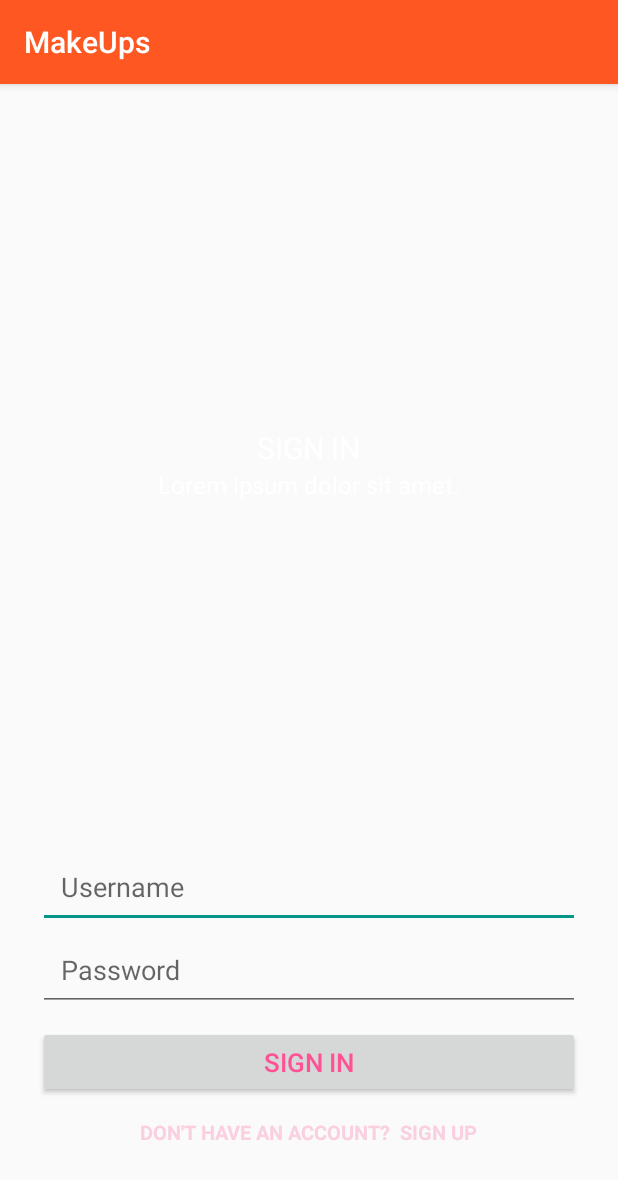
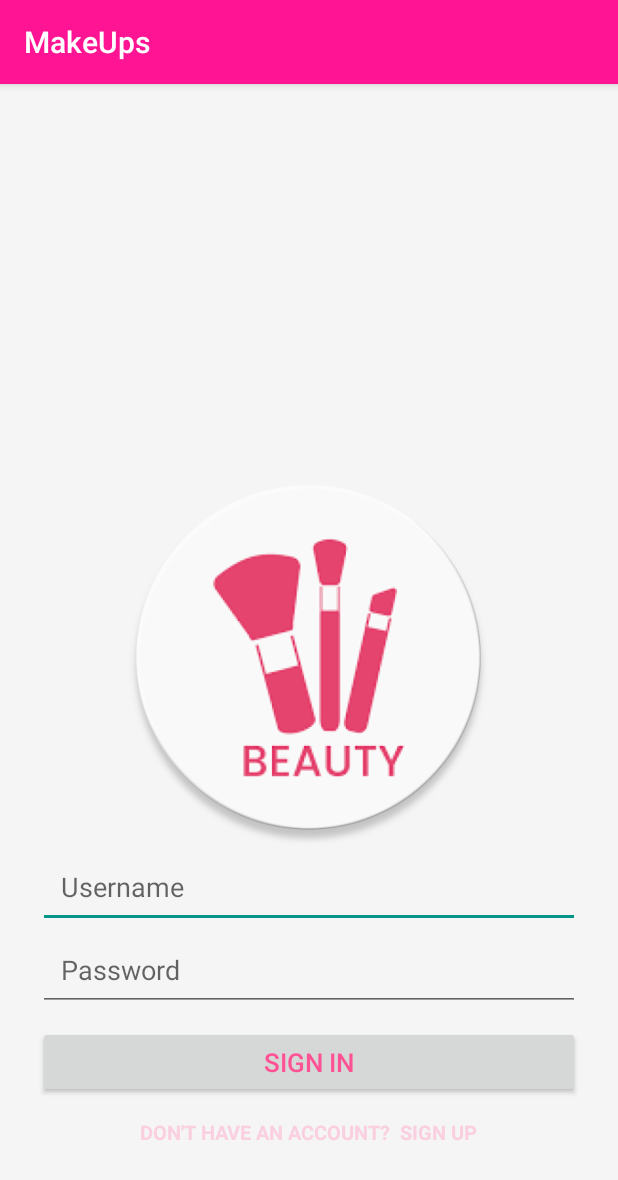
Before and after one commit to francis-mbithi/makeup, an Android app: the screen it shows after launch (LoginActivity), on a phone screen of 412 x 824 dp. Shown: the top 1180 px of the screen. Run offline under Robolectric (Android 15) with nearby library versions, the phone set to English and light mode, and no system bars; our stand-ins replace ButterKnife.

Commit message:
add color styles

```diff
--- a/app/src/main/java/com/moringaschool/makeups/MainActivity.java
+++ b/app/src/main/java/com/moringaschool/makeups/MainActivity.java
@@ -47,8 +47,8 @@ public class MainActivity extends AppCompatActivity {
         });
 
         Intent intent = getIntent();
-        String Makeup = intent.getStringExtra("Makeup");
-        mLocationTextView.setText("Here are all the Makeup for you: " + Makeup);
+        String makeup = intent.getStringExtra("makeup");
+        mLocationTextView.setText("Here are all the Makeup for you: " + makeup);
 
     }
 
--- a/app/src/main/java/com/moringaschool/makeups/MakeupArrayAdapter.java
+++ b/app/src/main/java/com/moringaschool/makeups/MakeupArrayAdapter.java
@@ -19,7 +19,7 @@ public class MakeupArrayAdapter extends ArrayAdapter {
     public Object getItem(int position){
         String makeup = mMakeup[position];
         String cosmetics = mCosmetics[position];
-        return String.format("%s \nServes great:%s", makeup, cosmetics);
+        return String.format("%s \nOrigin:%s", makeup, cosmetics);
     }
 
     @Override
--- a/app/src/main/res/layout/activity_login.xml
+++ b/app/src/main/res/layout/activity_login.xml
@@ -1,36 +1,8 @@
 <?xml version="1.0" encoding="utf-8"?>
 <RelativeLayout xmlns:android="http://schemas.android.com/apk/res/android"
-    xmlns:app="http://schemas.android.com/apk/res-auto"
     android:layout_width="match_parent"
-    android:layout_height="match_parent">
-
-    <LinearLayout
-        android:layout_width="match_parent"
-        android:layout_height="wrap_content"
-        android:orientation="vertical"
-        android:layout_marginLeft="25dp"
-        android:layout_marginRight="25dp"
-        android:gravity="center"
-        android:layout_alignParentTop="true"
-        android:layout_above="@id/input_group">
-
-        <TextView
-            android:layout_width="wrap_content"
-            android:layout_height="wrap_content"
-            android:fontFamily="sans-serif"
-            android:includeFontPadding="true"
-            android:text="SIGN IN"
-            android:textColor="#FFFFFF"
-            android:textSize="20sp" />
-        <TextView
-            android:layout_width="wrap_content"
-            android:layout_height="wrap_content"
-            android:fontFamily="sans-serif"
-            android:text="Lorem ipsum dolor sit amet."
-            android:textColor="#FFFFFF"
-            android:textSize="16sp"/>
-
-    </LinearLayout>
+    android:layout_height="match_parent"
+    android:background="@color/white_smoke">
 
 
     <LinearLayout
@@ -43,6 +15,15 @@
         android:layout_marginBottom="50dp"
         android:layout_alignParentBottom="true"
         android:gravity="center">
+
+        <ImageView
+            android:id="@+id/logo_id"
+            android:layout_width="250dp"
+            android:layout_height="250dp"
+            android:layout_centerInParent="true"
+            android:src="@drawable/ik"
+            android:scaleType="fitCenter"/>
+
 
 
         <EditText
--- a/app/src/main/res/layout/activity_main.xml
+++ b/app/src/main/res/layout/activity_main.xml
@@ -2,7 +2,7 @@
 <RelativeLayout xmlns:android="http://schemas.android.com/apk/res/android"
     android:layout_width="match_parent"
     android:layout_height="match_parent"
-    android:background="@color/pink">
+    android:background="@color/white_smoke">
 
 
 
--- a/app/src/main/res/values/styles.xml
+++ b/app/src/main/res/values/styles.xml
@@ -3,8 +3,8 @@
     <!-- Base application theme. -->
     <style name="AppTheme" parent="Theme.AppCompat.Light.DarkActionBar">
         <!-- Customize your theme here. -->
-        <item name="colorPrimary">@color/colorPrimary</item>
-        <item name="colorPrimaryDark">@color/colorPrimaryDark</item>
+        <item name="colorPrimary">@color/deep_pink</item>
+        <item name="colorPrimaryDark">@color/deep_pink</item>
         <item name="colorAccent">@color/colorAccent</item>
     </style>
 
```
Also changed, not shown: app/src/main/res/layout/activity_signup.xml (+0 -27 lines).
